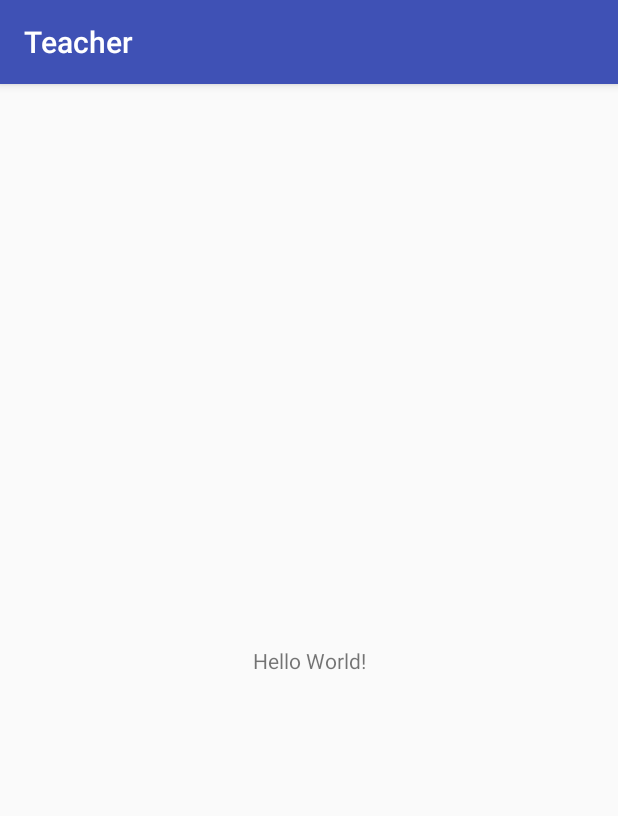
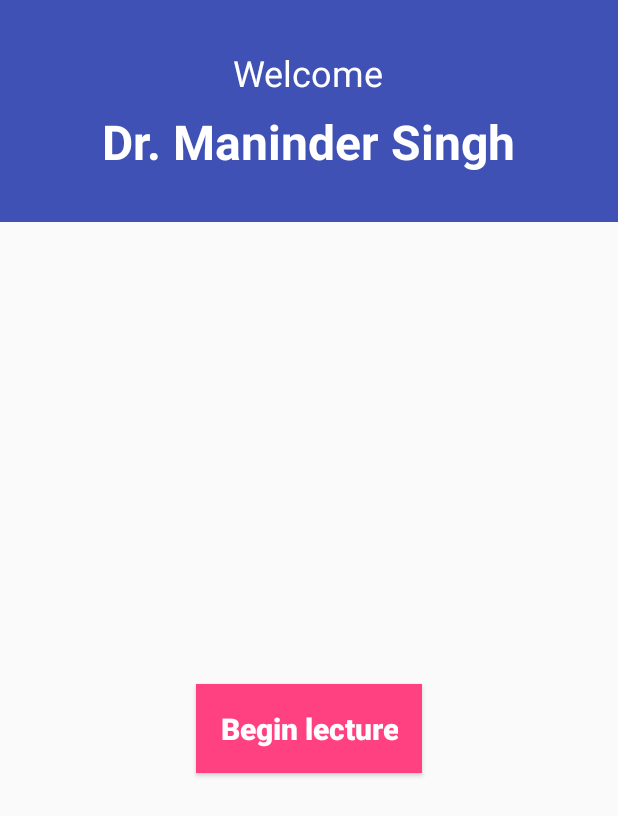
Before and after one commit to ayushpahwa/edCellHack, an Android app: the screen it shows after launch (MainActivity), on a phone screen of 412 x 824 dp. Shown: the top 816 px of the screen. Run offline under Robolectric (Android 15) with nearby library versions, the phone set to English and light mode, and no system bars.

Commit message:
Main activity

```diff
--- a/android/app/src/main/AndroidManifest.xml
+++ b/android/app/src/main/AndroidManifest.xml
@@ -9,7 +9,7 @@
         android:roundIcon="@mipmap/ic_launcher_round"
         android:supportsRtl="true"
         android:theme="@style/AppTheme">
-        <activity android:name=".MainActivity">
+        <activity android:name=".activity.MainActivity">
             <intent-filter>
                 <action android:name="android.intent.action.MAIN" />
 
--- /dev/null
+++ b/android/app/src/main/java/in/exun/teacher/activity/MainActivity.java
@@ -0,0 +1,136 @@
+package in.exun.teacher.activity;
+
+import android.content.DialogInterface;
+import android.os.Bundle;
+import android.support.v7.app.AlertDialog;
+import android.support.v7.app.AppCompatActivity;
+import android.view.LayoutInflater;
+import android.view.View;
+import android.widget.AdapterView;
+import android.widget.Button;
+import android.widget.ListView;
+import android.widget.RelativeLayout;
+import android.widget.Spinner;
+import android.widget.TextView;
+
+import org.json.JSONArray;
+import org.json.JSONException;
+import org.json.JSONObject;
+
+import java.util.ArrayList;
+import java.util.List;
+
+import in.exun.teacher.R;
+import in.exun.teacher.adapter.LVCourses;
+import in.exun.teacher.helper.GC;
+import in.exun.teacher.helper.SessionManager;
+import in.exun.teacher.model.Course;
+
+public class MainActivity extends AppCompatActivity {
+
+    public SessionManager session;
+
+    public String status;
+
+    public Button btnStartLecture, btnChangeState;
+    public Spinner spinnerChangeState;
+    public TextView textName;
+    public RelativeLayout viewChangeState;
+    private AlertDialog alert;
+    private List<Course> courseList = new ArrayList<>();
+
+    @Override
+    protected void onCreate(Bundle savedInstanceState) {
+        super.onCreate(savedInstanceState);
+        setContentView(R.layout.activity_main);
+
+        init();
+    }
+
+    private void init() {
+
+        session = new SessionManager(this);
+        btnStartLecture = (Button) findViewById(R.id.btn_lecture);
+        btnChangeState = (Button) findViewById(R.id.btn_change_state);
+        spinnerChangeState = (Spinner) findViewById(R.id.spinner_change_state);
+        textName = (TextView) findViewById(R.id.text_name);
+        viewChangeState = (RelativeLayout) findViewById(R.id.view_change_status);
+
+        btnStartLecture.setOnClickListener(new View.OnClickListener() {
+            @Override
+            public void onClick(View v) {
+
+                showAvailableCoursesDialog();
+            }
+        });
+    }
+
+    private void showAvailableCoursesDialog() {
+
+        LayoutInflater inflater = getLayoutInflater();
+        View convertView = (View) inflater.inflate(R.layout.comp_list_view, null);
+        ListView lv = (ListView) convertView.findViewById(R.id.lv);
+        try {
+            populateCourseList();
+        } catch (JSONException e) {
+            e.printStackTrace();
+        }
+        LVCourses customAdapter = new LVCourses(this, R.layout.list_row_course, courseList);
+
+        lv.setAdapter(customAdapter);
+        lv.setOnItemClickListener(new AdapterView.OnItemClickListener() {
+            @Override
+            public void onItemClick(AdapterView<?> parent, View view, int position, long id) {
+
+
+
+            }
+        });
+
+        AlertDialog.Builder alertDialog = new AlertDialog.Builder(this)
+                .setView(convertView)
+                .setTitle("Settings")
+                .setNegativeButton(android.R.string.cancel, new DialogInterface.OnClickListener() {
+                    public void onClick(DialogInterface dialog, int id) {
+                        dialog.dismiss();
+                    }
+                })
+                .setCancelable(true);
+
+        alert = alertDialog.create();
+        alert.show();
+    }
+
+    private void populateCourseList() throws JSONException {
+        courseList = new ArrayList<Course>();
+
+        JSONObject obj = new JSONObject(GC.COURSE_OBJ);
+        JSONArray data = obj.getJSONArray("data");
+
+        for (int i=0; i < data.length(); i++){
+            courseList.add(new Course(data.getJSONObject(i)));
+        }
+    }
+
+    @Override
+    protected void onResume() {
+        super.onResume();
+
+        status = session.getState();
+        updateUI(status);
+    }
+
+    private void updateUI(String status) {
+
+        switch (status) {
+            case GC.STATE_DEFAULT:
+                btnStartLecture.setVisibility(View.VISIBLE);
+
+                break;
+            case GC.STATE_ONGOING:
+                break;
+            case GC.STATE_ATTENDANCE:
+                break;
+        }
+    }
+}
--- /dev/null
+++ b/android/app/src/main/java/in/exun/teacher/helper/SessionManager.java
@@ -0,0 +1,61 @@
+package in.exun.teacher.helper;
+
+import android.content.Context;
+import android.content.SharedPreferences;
+import android.util.Log;
+
+/**
+ * Created by ayush on 04/10/17.
+ */
+
+public class SessionManager {
+    // Shared preferences file name
+    private static final String PREF_LOGIN = "AndroidConstants";
+    private static final String KEY_IS_LOGGED_IN = "isLoggedIn";
+    private static final String KEY_STATE = "state";
+
+    // LogCat tag
+    private static String TAG = SessionManager.class.getSimpleName();
+
+    // Shared Preferences
+    SharedPreferences pref;
+    SharedPreferences.Editor editor;
+    Context _context;
+
+    // Shared pref mode
+    int PRIVATE_MODE = 0;
+
+    public SessionManager(Context context) {
+        this._context = context;
+        //pref = PreferenceManager.getDefaultSharedPreferences(_context);
+        pref = _context.getSharedPreferences(PREF_LOGIN, PRIVATE_MODE);
+        editor = pref.edit();
+    }
+
+    public void setState(String state) {
+
+        editor.putString(KEY_STATE, state);
+
+        // commit changes
+        editor.commit();
+    }
+
+    public String getState(){
+        return pref.getString(KEY_STATE, GC.STATE_DEFAULT);
+    }
+
+    public void setLogin(boolean isLoggedIn) {
+
+        editor.putBoolean(KEY_IS_LOGGED_IN, isLoggedIn);
+
+        // commit changes
+        editor.commit();
+
+        Log.d(TAG, "User login session modified! to " + isLoggedIn);
+    }
+
+    public boolean isLoggedIn(){
+        return pref.getBoolean(KEY_IS_LOGGED_IN, false);
+    }
+
+}
--- a/android/app/src/main/res/layout/activity_main.xml
+++ b/android/app/src/main/res/layout/activity_main.xml
@@ -1,18 +1,98 @@
 <?xml version="1.0" encoding="utf-8"?>
-<android.support.constraint.ConstraintLayout xmlns:android="http://schemas.android.com/apk/res/android"
+<RelativeLayout xmlns:android="http://schemas.android.com/apk/res/android"
     xmlns:app="http://schemas.android.com/apk/res-auto"
     xmlns:tools="http://schemas.android.com/tools"
     android:layout_width="match_parent"
     android:layout_height="match_parent"
-    tools:context="in.exun.teacher.MainActivity">
+    tools:context="in.exun.teacher.activity.MainActivity">
 
-    <TextView
-        android:layout_width="wrap_content"
+    <RelativeLayout
+        android:id="@+id/static_banner"
+        android:layout_width="match_parent"
         android:layout_height="wrap_content"
-        android:text="Hello World!"
-        app:layout_constraintBottom_toBottomOf="parent"
-        app:layout_constraintLeft_toLeftOf="parent"
-        app:layout_constraintRight_toRightOf="parent"
-        app:layout_constraintTop_toTopOf="parent" />
+        android:background="@color/colorPrimary">
 
-</android.support.constraint.ConstraintLayout>
+        <TextView
+            android:id="@+id/static_welcome"
+            android:layout_width="wrap_content"
+            android:layout_height="wrap_content"
+            android:layout_centerHorizontal="true"
+            android:layout_marginBottom="8dp"
+            android:layout_marginTop="32dp"
+            android:text="Welcome"
+            android:textColor="#fff"
+            android:textSize="24sp" />
+
+        <TextView
+            android:id="@+id/text_name"
+            android:layout_width="wrap_content"
+            android:layout_height="wrap_content"
+            android:layout_below="@id/static_welcome"
+            android:layout_centerHorizontal="true"
+            android:layout_marginBottom="32dp"
+            android:text="Dr. Maninder Singh"
+            android:textColor="#fff"
+            android:textSize="32sp"
+            android:textStyle="bold" />
+
+    </RelativeLayout>
+
+    <RelativeLayout
+        android:layout_width="match_parent"
+        android:layout_height="match_parent"
+        android:layout_below="@id/static_banner">
+
+        <Button
+            android:id="@+id/btn_lecture"
+            android:layout_width="wrap_content"
+            android:layout_height="wrap_content"
+            android:layout_centerInParent="true"
+            android:background="@color/colorAccent"
+            android:padding="16dp"
+            android:text="Begin lecture"
+            android:textAllCaps="false"
+            android:textColor="#fff"
+            android:textSize="20sp"
+            android:textStyle="bold" />
+
+        <RelativeLayout
+            android:id="@+id/view_change_status"
+            android:layout_width="match_parent"
+            android:layout_height="wrap_content"
+            android:layout_centerVertical="true"
+            android:visibility="gone">
+
+            <TextView
+                android:id="@+id/static_change_state"
+                android:text="Change status"
+                android:layout_centerHorizontal="true"
+                android:textSize="20sp"
+                android:layout_width="wrap_content"
+                android:layout_height="wrap_content" />
+
+            <android.support.v7.widget.AppCompatSpinner
+                android:id="@+id/spinner_change_state"
+                android:layout_centerHorizontal="true"
+                android:layout_below="@id/static_change_state"
+                android:layout_margin="16dp"
+                android:layout_width="match_parent"
+                android:layout_height="wrap_content"/>
+
+            <Button
+                android:id="@+id/btn_change_state"
+                android:layout_width="wrap_content"
+                android:layout_height="wrap_content"
+                android:layout_centerInParent="true"
+                android:background="@android:color/transparent"
+                android:padding="8dp"
+                android:text="Done"
+                android:textAllCaps="false"
+                android:textColor="@color/colorAccent"
+                android:layout_below="@id/spinner_change_state"
+                android:textSize="18sp" />
+
+        </RelativeLayout>
+
+    </RelativeLayout>
+
+</RelativeLayout>
--- a/android/app/src/main/res/values/styles.xml
+++ b/android/app/src/main/res/values/styles.xml
@@ -1,8 +1,10 @@
 <resources>
 
     <!-- Base application theme. -->
-    <style name="AppTheme" parent="Theme.AppCompat.Light.DarkActionBar">
+    <style name="AppTheme" parent="Theme.AppCompat.Light.NoActionBar">
         <!-- Customize your theme here. -->
+        <item name="android:windowNoTitle">true</item>
+        <item name="android:windowActionBar">false</item>
         <item name="colorPrimary">@color/colorPrimary</item>
         <item name="colorPrimaryDark">@color/colorPrimaryDark</item>
         <item name="colorAccent">@color/colorAccent</item>
```
Also changed, not shown: android/app/src/main/java/in/exun/teacher/MainActivity.java (deleted, +0 -13 lines), android/app/src/main/java/in/exun/teacher/adapter/LVCourses.java (added, +51 -0 lines), android/app/src/main/java/in/exun/teacher/helper/GC.java (added, +31 -0 lines), android/app/src/main/java/in/exun/teacher/model/Course.java (added, +34 -0 lines), android/app/src/main/res/layout/comp_list_view.xml (added, +7 -0 lines), android/app/src/main/res/layout/list_row_course.xml (added, +45 -0 lines).
